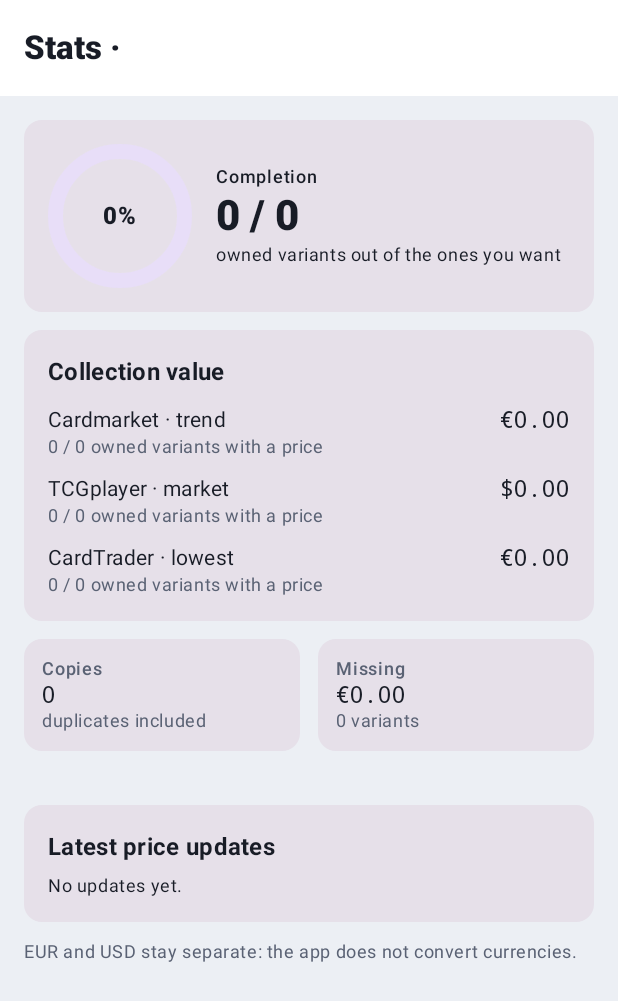
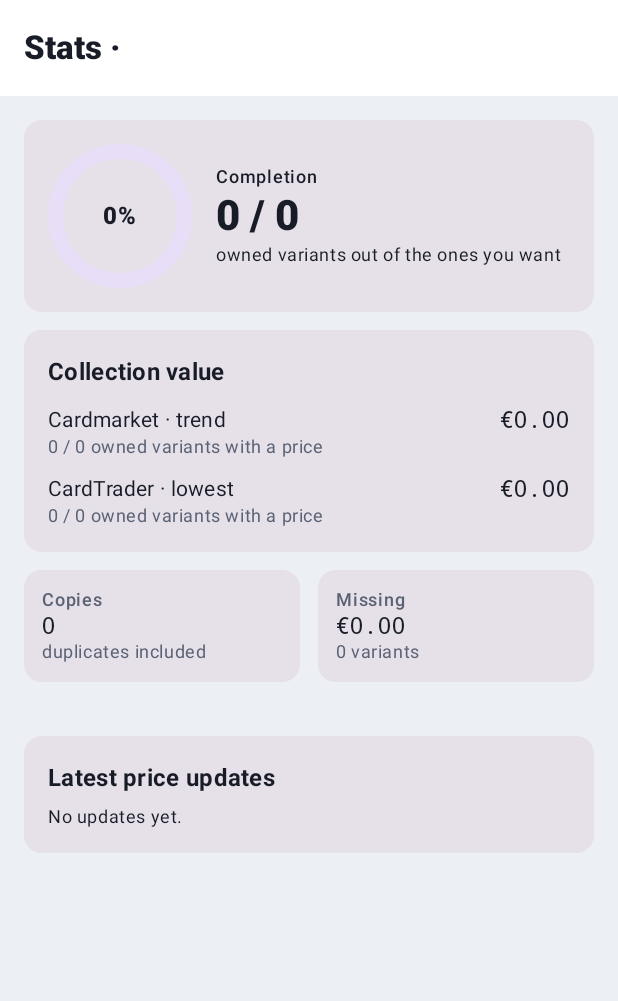
Before and after one commit to RobertoBiggi/BB-Pokecollector, an Android app built with Jetpack Compose: the composable StatsScreen shown on its own in the app's theme, on a phone screen of 412 x 824 dp. Shown: the top 1001 px of the screen. Run offline under Robolectric (Android 15) with nearby library versions, the phone set to English and light mode, and no system bars.

Commit message:
Tolti i prezzi TCGplayer (resta il link) e la riga del token GitHub
I dollari TCGplayer non arrivano più da nessuna fonte: via riquadro e storico nel
dettaglio, riga nelle statistiche, interruttore nelle impostazioni, punti in
dollari negli avvisi e valore USD nelle statistiche del core. Resta il link alla
ricerca su TCGplayer. Le colonne usd/usdLow di database e file JSON restano per
compatibilità con dati e backup vecchi. README e guida non citano più il token
GitHub per Obtainium.

Co-Authored-By: Claude Opus 5.5 <noreply@anthropic.com>
Claude-Session: https://claude.ai/code/session_01NEbuCABT2B6zQhdFXtm8vd

```diff
--- a/app/src/main/java/com/robertobiggi/cardcollection/data/repo/CollectionRepository.kt
+++ b/app/src/main/java/com/robertobiggi/cardcollection/data/repo/CollectionRepository.kt
@@ -117,7 +117,7 @@ class CollectionRepository(private val db: AppDatabase, scope: CoroutineScope, p
             .distinctUntilChanged().flowOn(Dispatchers.Default)
 
     /**
-     * Removes from the snapshot the prices the user has hidden: CardTrader disappears entirely, euros and dollars
+     * Removes from the snapshot the prices the user has hidden: CardTrader disappears entirely, euros
      * are zeroed in the prices that contain them. Manually entered prices count as Cardmarket.
      * @param visibility PriceVisibility - prices to show.
      * @return DbState - snapshot with only the visible prices.
@@ -128,7 +128,6 @@ class CollectionRepository(private val db: AppDatabase, scope: CoroutineScope, p
             if (snap.source == CardTraderPriceProvider.DISPLAY_NAME) return@mapNotNull snap.takeIf { visibility.cardTrader }
             var shown = snap
             if (!visibility.cardmarket) shown = shown.copy(eur = null, eurLow = null, eurAvg30 = null)
-            if (!visibility.tcgplayer) shown = shown.copy(usd = null, usdLow = null)
             shown
         }
         return copy(snapshots = visible)
--- a/app/src/main/java/com/robertobiggi/cardcollection/data/settings/SettingsStore.kt
+++ b/app/src/main/java/com/robertobiggi/cardcollection/data/settings/SettingsStore.kt
@@ -21,22 +21,21 @@ import kotlinx.coroutines.withContext
 import java.security.GeneralSecurityException
 
 /** Prices the user can show or hide throughout the app. */
-enum class PriceKind { CARDMARKET, TCGPLAYER, CARDTRADER }
+enum class PriceKind { CARDMARKET, CARDTRADER }
 
 /**
  * Which prices to show. Hidden ones are downloaded anyway: they do not appear in the cards,
  * grids or totals.
  *
  * @property cardmarket Cardmarket prices in euros (also manually entered ones).
- * @property tcgplayer TCGplayer prices in dollars.
  * @property cardTrader lowest CardTrader price.
  */
-data class PriceVisibility(val cardmarket: Boolean = true, val tcgplayer: Boolean = true, val cardTrader: Boolean = true) {
+data class PriceVisibility(val cardmarket: Boolean = true, val cardTrader: Boolean = true) {
     /** True if no price is hidden. */
-    val showsAll: Boolean get() = cardmarket && tcgplayer && cardTrader
+    val showsAll: Boolean get() = cardmarket && cardTrader
 
     /** True if all prices are hidden. */
-    val showsNone: Boolean get() = !cardmarket && !tcgplayer && !cardTrader
+    val showsNone: Boolean get() = !cardmarket && !cardTrader
 }
 
 private val Context.settingsDataStore: DataStore<Preferences> by preferencesDataStore(name = "settings")
@@ -141,7 +140,7 @@ class SettingsStore(context: Context, private val cipher: TokenCipher = TokenCip
 
     /** Prices shown in the app (all by default). */
     val priceVisibility: Flow<PriceVisibility> = store.data.map {
-        PriceVisibility(it[SHOW_CARDMARKET] ?: true, it[SHOW_TCGPLAYER] ?: true, it[SHOW_CARDTRADER] ?: true)
+        PriceVisibility(it[SHOW_CARDMARKET] ?: true, it[SHOW_CARDTRADER] ?: true)
     }
 
     /**
@@ -153,7 +152,6 @@ class SettingsStore(context: Context, private val cipher: TokenCipher = TokenCip
     suspend fun setPriceShown(kind: PriceKind, shown: Boolean) {
         val key = when (kind) {
             PriceKind.CARDMARKET -> SHOW_CARDMARKET
-            PriceKind.TCGPLAYER -> SHOW_TCGPLAYER
             PriceKind.CARDTRADER -> SHOW_CARDTRADER
         }
         store.edit { it[key] = shown }
@@ -175,7 +173,6 @@ class SettingsStore(context: Context, private val cipher: TokenCipher = TokenCip
         private val CATALOG_URL = stringPreferencesKey("catalog_url")
         private val CARDTRADER_TOKEN_ENCRYPTED = stringPreferencesKey("cardtrader_token_v1")
         private val SHOW_CARDMARKET = booleanPreferencesKey("show_price_cardmarket")
-        private val SHOW_TCGPLAYER = booleanPreferencesKey("show_price_tcgplayer")
         private val COUNT_FIRST_EDITION = booleanPreferencesKey("count_first_edition")
         private val SHOW_CARDTRADER = booleanPreferencesKey("show_price_cardtrader")
         private val LAST_CATALOG_SYNC = longPreferencesKey("last_catalog_sync")
--- a/app/src/main/java/com/robertobiggi/cardcollection/ui/settings/SettingsScreen.kt
+++ b/app/src/main/java/com/robertobiggi/cardcollection/ui/settings/SettingsScreen.kt
@@ -175,9 +175,6 @@ fun SettingsScreen(vm: MainViewModel, onBack: () -> Unit) {
                     PriceSwitch(stringResource(R.string.price_cardmarket), stringResource(R.string.source_cardmarket_text), visibility.cardmarket) {
                         vm.setPriceShown(PriceKind.CARDMARKET, it)
                     }
-                    PriceSwitch(stringResource(R.string.price_tcgplayer), stringResource(R.string.source_tcgplayer_text), visibility.tcgplayer) {
-                        vm.setPriceShown(PriceKind.TCGPLAYER, it)
-                    }
                     PriceSwitch(stringResource(R.string.settings_cardtrader), stringResource(R.string.source_cardtrader_text), visibility.cardTrader) {
                         vm.setPriceShown(PriceKind.CARDTRADER, it)
                     }
--- a/app/src/main/java/com/robertobiggi/cardcollection/ui/stats/StatsScreen.kt
+++ b/app/src/main/java/com/robertobiggi/cardcollection/ui/stats/StatsScreen.kt
@@ -99,9 +99,6 @@ fun StatsScreen(vm: MainViewModel) {
                         if (visibility.cardmarket) {
                             ValueRow(stringResource(R.string.price_cardmarket), Format.eur(total.valueEur), total.pricedEur, total.owned)
                         }
-                        if (visibility.tcgplayer) {
-                            ValueRow(stringResource(R.string.price_tcgplayer), Format.usd(total.valueUsd), total.pricedUsd, total.owned)
-                        }
                         if (visibility.cardTrader) {
                             ValueRow(stringResource(R.string.price_cardtrader), Format.eur(total.valueCardTrader), total.pricedCardTrader, total.owned)
                         }
@@ -132,13 +129,6 @@ fun StatsScreen(vm: MainViewModel) {
                         }
                     }
                 }
-            }
-            item {
-                Text(
-                    stringResource(R.string.stats_currency_note),
-                    style = MaterialTheme.typography.bodySmall,
-                    color = MaterialTheme.colorScheme.onSurfaceVariant,
-                )
             }
         }
     }
--- a/app/src/main/res/values/strings.xml
+++ b/app/src/main/res/values/strings.xml
@@ -134,11 +134,9 @@
     <string name="state_owned">Owned</string>
     <string name="state_duplicates">%1$d duplicates</string>
     <string name="price_cardmarket" translatable="false">Cardmarket · trend</string>
-    <string name="price_tcgplayer" translatable="false">TCGplayer · market</string>
     <string name="price_cardtrader" translatable="false">CardTrader · lowest</string>
     <string name="no_price">no price</string>
     <string name="source_manual">Manual</string>
-    <string name="not_sold">not sold</string>
     <string name="price_source_date" translatable="false">%1$s · %2$s</string>
     <string name="no_price_hint">No price: update or enter it manually</string>
     <string name="manual_price_button">Enter manual price</string>
@@ -170,7 +168,6 @@
     <string name="stats_other_serie">Other</string>
     <string name="stats_runs">Latest price updates</string>
     <string name="stats_no_runs">No updates yet.</string>
-    <string name="stats_currency_note">EUR and USD stay separate: the app does not convert currencies.</string>
     <string name="manage_title">Manage · %1$s</string>
     <string name="manage_searches">Collection searches</string>
     <string name="manage_no_searches">No searches: add one or add single cards below.</string>
@@ -253,7 +250,6 @@
     <string name="copies_short" translatable="false">×%1$d</string>
     <string name="source_imported">Imported</string>
     <string name="source_cardmarket_text">EUR prices (including ones you enter by hand).</string>
-    <string name="source_tcgplayer_text">USD prices.</string>
     <string name="source_cardtrader_text">Lowest EUR listing per variant; needs the API token below.</string>
     <string name="stats_value">Collection value</string>
     <string name="stats_priced">%1$d / %2$d owned variants with a price</string>
--- a/core/src/main/kotlin/com/robertobiggi/cardcollection/core/stats/CollectionStats.kt
+++ b/core/src/main/kotlin/com/robertobiggi/cardcollection/core/stats/CollectionStats.kt
@@ -6,19 +6,17 @@ package com.robertobiggi.cardcollection.core.stats
  * @property wanted true if the variant is wanted: it counts as a slot even when you do not own it.
  * @property quantity copies owned.
  * @property latestEur latest known price in euros, if present.
- * @property latestUsd latest known price in dollars, if present.
  * @property latestCardTrader latest CardTrader price in euros, if present.
  */
 data class SlotInput(
     val wanted: Boolean,
     val quantity: Int,
     val latestEur: Double?,
-    val latestUsd: Double?,
     val latestCardTrader: Double? = null,
 )
 
 /**
- * Summary of a group of slots. EUR and USD stay separate: no conversion.
+ * Summary of a group of slots.
  * The `priced*` fields count the owned slots that have a price from that source, i.e. those included in the value (out of [owned]).
  */
 data class StatsSummary(
@@ -26,13 +24,11 @@ data class StatsSummary(
     val owned: Int,
     val copies: Int,
     val valueEur: Double,
-    val valueUsd: Double,
     val missing: Int,
     val missingEur: Double,
     val missingWithoutPrice: Int,
     val valueCardTrader: Double = 0.0,
     val pricedEur: Int = 0,
-    val pricedUsd: Int = 0,
     val pricedCardTrader: Int = 0,
 ) {
     /**
@@ -57,23 +53,19 @@ object CollectionStats {
         var owned = 0
         var copies = 0
         var valueEur = 0.0
-        var valueUsd = 0.0
         var missing = 0
         var missingEur = 0.0
         var missingWithoutPrice = 0
         var valueCardTrader = 0.0
         var pricedEur = 0
-        var pricedUsd = 0
         var pricedCardTrader = 0
         for (slot in slots) {
             val quantity = slot.quantity.coerceAtLeast(0)
             copies += quantity
             slot.latestEur?.let { valueEur += it * quantity }
-            slot.latestUsd?.let { valueUsd += it * quantity }
             slot.latestCardTrader?.let { valueCardTrader += it * quantity }
             if (quantity > 0) {
                 if (slot.latestEur != null) pricedEur++
-                if (slot.latestUsd != null) pricedUsd++
                 if (slot.latestCardTrader != null) pricedCardTrader++
             }
             if (!slot.wanted && quantity == 0) continue
@@ -85,6 +77,6 @@ object CollectionStats {
                 if (slot.latestEur != null) missingEur += slot.latestEur else missingWithoutPrice++
             }
         }
-        return StatsSummary(wanted, owned, copies, valueEur, valueUsd, missing, missingEur, missingWithoutPrice, valueCardTrader, pricedEur, pricedUsd, pricedCardTrader)
+        return StatsSummary(wanted, owned, copies, valueEur, missing, missingEur, missingWithoutPrice, valueCardTrader, pricedEur, pricedCardTrader)
     }
 }
```
Also changed, not shown: app/src/main/java/com/robertobiggi/cardcollection/data/repo/LibraryModels.kt (+1 -7 lines), app/src/main/java/com/robertobiggi/cardcollection/data/repo/PriceRepository.kt (+2 -8 lines), app/src/main/java/com/robertobiggi/cardcollection/ui/detail/DetailScreen.kt (+2 -17 lines), 7 other files.
